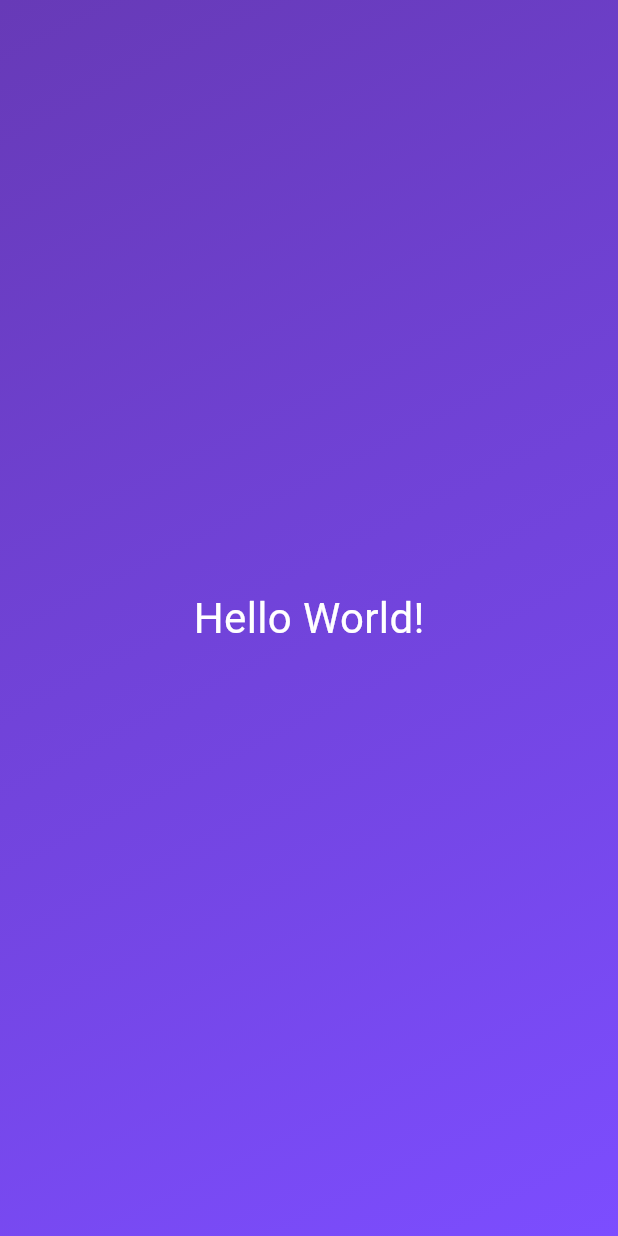
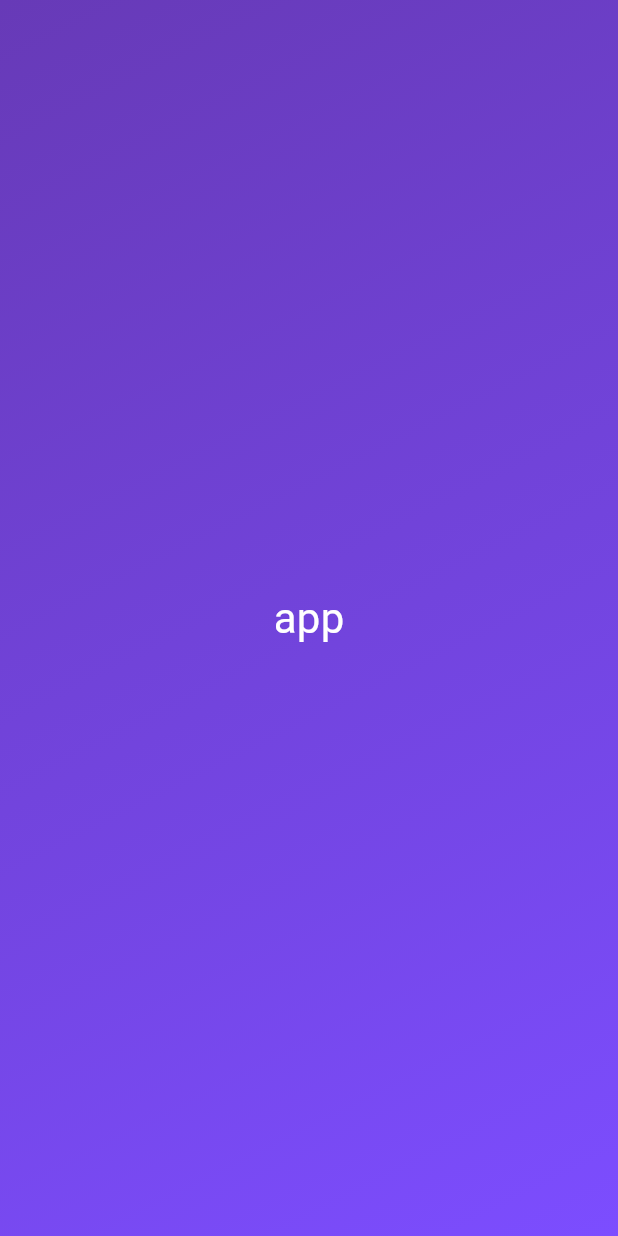
Before and after one commit to AdrianKnapp/the-f-app, a Flutter app: the screen it shows after launch, on a phone screen of 412 x 824 dp. Run offline on Flutter 3.47's test engine with Material 3 defaults, Android fonts, the phone set to English and light mode, and no system bars.

Commit message:
feat(home): added component to another file

```diff
--- /dev/null
+++ b/lib/gradient_container.dart
@@ -0,0 +1,27 @@
+import 'package:flutter/material.dart';
+
+class GradientContainer extends StatelessWidget {
+  const GradientContainer({super.key});
+
+  @override
+  Widget build(context) {
+    return Container(
+      decoration: const BoxDecoration(
+        gradient: LinearGradient(
+          begin: Alignment.topLeft,
+          end: Alignment.bottomRight,
+          colors: [Colors.deepPurple, Colors.deepPurpleAccent],
+        ),
+      ),
+      child: const Center(
+        child: Text(
+          'app',
+          style: TextStyle(
+            fontSize: 28,
+            color: Colors.white,
+          ),
+        ),
+      ),
+    );
+  }
+}
--- a/lib/main.dart
+++ b/lib/main.dart
@@ -1,33 +1,11 @@
 import 'package:flutter/material.dart';
 
+import 'package:first_app/gradient_container.dart';
+
 void main() {
-  runApp(MaterialApp(
+  runApp(const MaterialApp(
     home: Scaffold(
       body: GradientContainer(),
     ),
   ));
 }
-
-class GradientContainer extends StatelessWidget {
-  @override
-  Widget build(context) {
-    return Container(
-      decoration: const BoxDecoration(
-        gradient: LinearGradient(
-          begin: Alignment.topLeft,
-          end: Alignment.bottomRight,
-          colors: [Colors.deepPurple, Colors.deepPurpleAccent],
-        ),
-      ),
-      child: const Center(
-        child: Text(
-          'Hello World!',
-          style: TextStyle(
-            fontSize: 28,
-            color: Colors.white,
-          ),
-        ),
-      ),
-    );
-  }
-}
```
